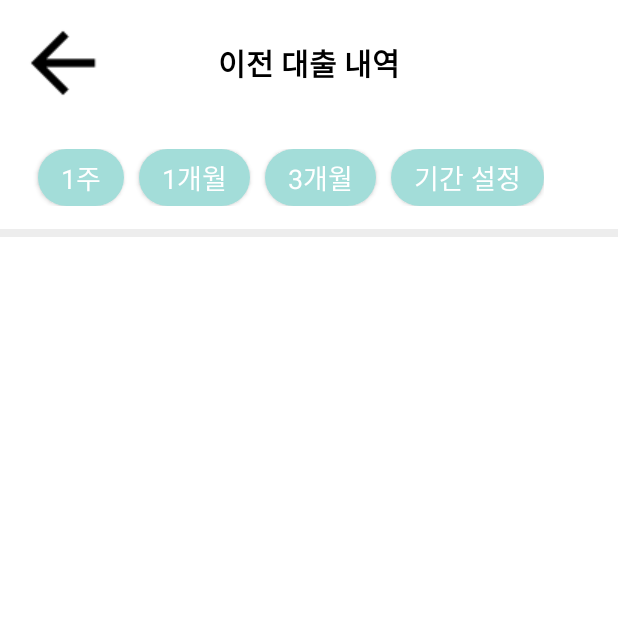
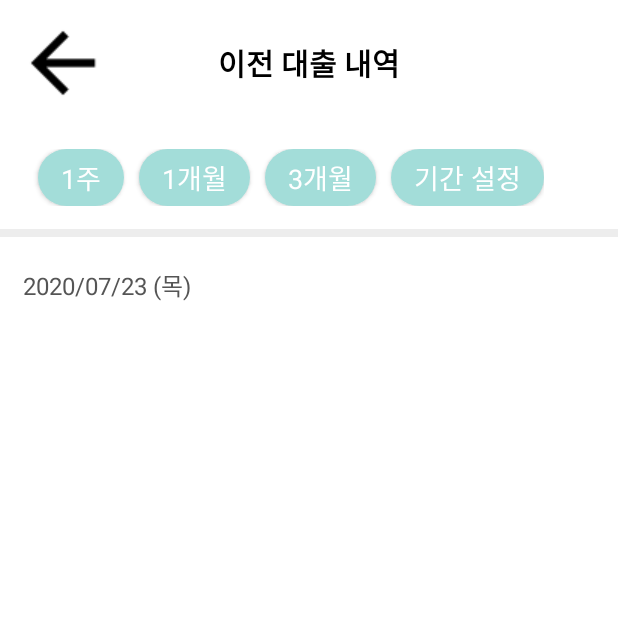
Before and after one commit to jisuyunn/Solgik, an Android app: the PrevLibActivity screen opened directly, with no data from a screen before it, on a phone screen of 412 x 824 dp, the top half of it. Run offline under Robolectric (Android 15) with nearby library versions, the light colour scheme and no system bars; our stand-ins replace Firebase (no records; nobody signed in at launch, a user with empty details on screens opened directly), RxJava, data binding.

Commit message:
update prev_lib

```diff
--- a/app/src/main/java/com/example/solgikb/data/repository/RepositoryImpl.kt
+++ b/app/src/main/java/com/example/solgikb/data/repository/RepositoryImpl.kt
@@ -27,7 +27,19 @@ class RepositoryImpl(val db: FirebaseSource, val pref: PreferenceSource): IRepos
 
     override suspend fun getBookListById(id: List<String>): Result<List<Book>> = db.getBookListById(id)
 
-    override suspend fun getBookListByUId(id: String): Result<List<Book>> = db.getBookListByUId(id)
+    override suspend fun getBookListByUId(id: String): Result<List<Book>> {
+        var result = db.getBookListByUId(id)
+        val bookId = mutableListOf<String>()
+        if (result is Result.Success) {
+            result.data.forEach { book ->
+                bookId.add(book.BId)
+            }
+            result = db.getBookListById(bookId)
+            return suspendCoroutine { cont ->
+                if(result is Result.Success) cont.resume(result)
+            }
+        } else return result
+    }
 
     override suspend fun getBookListByTitle(title: String): Result<List<Book>> = db.getBookListByTitle(title)
 
--- a/app/src/main/java/com/example/solgikb/data/source/FirebaseSource.kt
+++ b/app/src/main/java/com/example/solgikb/data/source/FirebaseSource.kt
@@ -118,7 +118,8 @@ class FirebaseSource {
 
     suspend fun getBookListByUId(id: String): Result<List<Book>> =
             suspendCoroutine { cont ->
-                bookRef.addListenerForSingleValueEvent(object : ValueEventListener{
+                val query = checkRef.orderByChild("uid").equalTo(id)
+                query.addListenerForSingleValueEvent(object : ValueEventListener{
                     override fun onDataChange(snapshot: DataSnapshot) {
                         val bookList = mutableListOf<Book>()
                         snapshot.children.forEach { data ->
--- a/app/src/main/java/com/example/solgikb/ui/main/home/HomeViewModel.kt
+++ b/app/src/main/java/com/example/solgikb/ui/main/home/HomeViewModel.kt
@@ -9,6 +9,7 @@ import androidx.lifecycle.switchMap
 import com.example.solgikb.BR
 import com.example.solgikb.R
 import com.example.solgikb.data.model.Book
+import com.example.solgikb.data.model.Check
 import com.example.solgikb.data.model.Result
 import com.example.solgikb.data.repository.IRepository
 import com.example.solgikb.databinding.ItemBookBinding
--- a/app/src/main/java/com/example/solgikb/ui/prevlib/PrevLibActivity.kt
+++ b/app/src/main/java/com/example/solgikb/ui/prevlib/PrevLibActivity.kt
@@ -13,7 +13,8 @@ class PrevLibActivity: BaseActivity<ActivityPrevLibBinding, PrevLibViewModel>()
     override val bindingVariable: Int get() = BR.vm
 
     override fun initView() {
-
+        viewModel.setInitData()
+        binding.btnBack.setOnClickListener { this.finish() }
     }
 
     override fun observeChange() {
--- a/app/src/main/java/com/example/solgikb/ui/prevlib/PrevLibViewModel.kt
+++ b/app/src/main/java/com/example/solgikb/ui/prevlib/PrevLibViewModel.kt
@@ -24,7 +24,7 @@ class PrevLibViewModel(application: Application, private val repo: IRepository):
         liveData {
             when(i) {
                 0,1,2 -> {
-                    val result = repo.getBookListByUId("-MDjV4gJl2BciZSSsuB1")
+                    var result = repo.getBookListByUId(repo.getUser().UId)
                     if(result is Result.Success) emit(result.data)
                 }
             }
@@ -42,7 +42,7 @@ class PrevLibViewModel(application: Application, private val repo: IRepository):
     }
 
     val recyclerAdapter = object : BaseRecyclerView.Adapter<Book, ItemBookBinding>(
-            layoutResId = R.layout.item_book,
+            layoutResId = R.layout.item_prev_book,
             bindingVariableId = BR.book,
             itemClick = { item ->
                 val intent = object : Intent(application.applicationContext, BookDetailActivity::class.java) {}
@@ -50,4 +50,7 @@ class PrevLibViewModel(application: Application, private val repo: IRepository):
                 //startActivity(intent)
             }) {}
 
+    fun setInitData() {
+        _bookLiveData.postValue(2)
+    }
 }
--- a/app/src/main/res/layout/activity_prev_lib.xml
+++ b/app/src/main/res/layout/activity_prev_lib.xml
@@ -21,6 +21,7 @@
             app:layout_constraintTop_toTopOf="parent">
 
             <ImageButton
+                android:id="@+id/btnBack"
                 android:layout_width="wrap_content"
                 android:layout_height="wrap_content"
                 android:layout_marginEnd="@dimen/main_title_margin"
@@ -70,18 +71,32 @@
 
         </ScrollView>
 
+        <TextView
+            android:id="@+id/date"
+            android:layout_width="match_parent"
+            android:background="@color/white"
+            android:paddingLeft="15dp"
+            android:paddingTop="20dp"
+            android:layout_height="wrap_content"
+            android:layout_marginTop="5dp"
+            android:textSize="16sp"
+            android:textColor="#555555"
+            android:text="2020/07/23 (목)"
+            app:layout_constraintTop_toBottomOf="@id/filter_scroll"
+            app:layout_constraintStart_toStartOf="@id/book_rv"/>
+
         <androidx.recyclerview.widget.RecyclerView
             android:id="@+id/book_rv"
             android:layout_width="match_parent"
             android:layout_height="0dp"
             android:scrollbars="none"
             android:background="@color/white"
-            android:layout_marginTop="5dp"
+            android:paddingTop="5dp"
             android:overScrollMode="never"
             app:recycler_items="@{vm.bookLiveData}"
             app:recycler_adapter="@{vm.recyclerAdapter}"
             app:layout_constraintStart_toStartOf="parent"
-            app:layout_constraintTop_toBottomOf="@id/filter_scroll"
+            app:layout_constraintTop_toBottomOf="@id/date"
             app:layout_constraintBottom_toBottomOf="parent"
             app:layout_behavior="com.google.android.material.appbar.AppBarLayout$ScrollingViewBehavior"
             app:layoutManager="androidx.recyclerview.widget.LinearLayoutManager"/>
--- a/app/src/main/res/values/strings.xml
+++ b/app/src/main/res/values/strings.xml
@@ -1,5 +1,6 @@
 <resources>
     <string name="app_name">SolgikB</string>
+    <string name="my_home_lib"><i>우리집 도서관</i></string>
 
     <!-- Main Activity -->
     <string name="maintab1">도서관</string>
@@ -20,6 +21,7 @@
     <string name="month_filter">1개월</string>
     <string name="three_month_filter">3개월</string>
     <string name="set_term_filter">기간 설정</string>
+    <string name="book_status_borrow"><u>대출중</u></string>
 
     <!-- Icon Description -->
     <string name="notice_btn">알림버튼</string>
--- a/app/src/main/res/values/styles.xml
+++ b/app/src/main/res/values/styles.xml
@@ -78,6 +78,10 @@
         <item name="android:layout_marginLeft">@dimen/main_title_margin</item>
     </style>
 
+    <style name="bookStatus" parent="descText">
+        <item name="android:layout_marginRight">20dp</item>
+    </style>
+
     <style name="mainButton" parent="TextAppearance.AppCompat.Button">
         <item name="android:layout_width">match_parent</item>
         <item name="android:layout_height">wrap_content</item>
```
Also changed, not shown: app/src/main/AndroidManifest.xml (+5 -5 lines), app/src/main/res/layout/activity_login.xml (+16 -3 lines), app/src/main/res/layout/item_prev_book.xml (added, +45 -0 lines).
